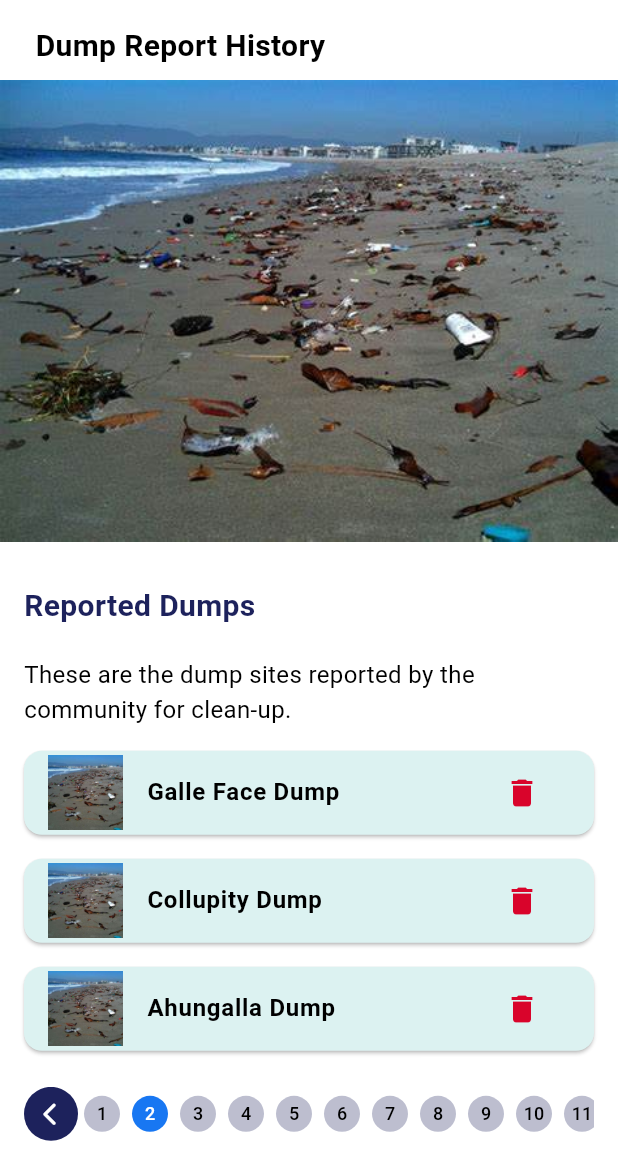
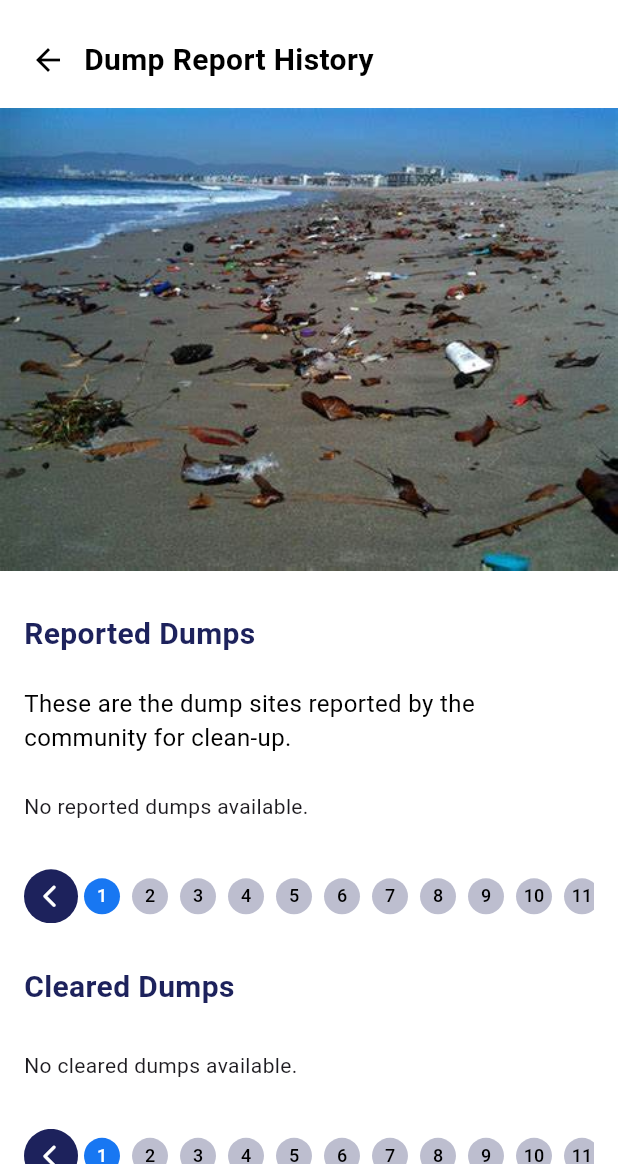
Before and after one commit to SDP-1/ocean_rescue, a Flutter app: the screen it shows after launch, on a phone screen of 412 x 824 dp, the part 72-1236 px from its top. Run offline on Flutter 3.47's test engine with Material 3 defaults, Android fonts, the phone set to English and light mode, and no system bars; our stand-ins replace cloud_firestore, firebase_auth, firebase_core, firebase_storage, flutter_image_compress, flutter_svg and 4 more; accounts and stored records are empty.

Commit message:
retrieved the dump reports

```diff
--- a/lib/main.dart
+++ b/lib/main.dart
@@ -23,7 +23,7 @@ class MyApp extends StatelessWidget {
     return MaterialApp(
       title: 'Ocean Rescue', // Fixed the typo in the app title
       debugShowCheckedModeBanner: false,
-     // home: SignInScreen(),
+      //home: SignInScreen(),
       // home: BottomNavBar(),
       // home: SplashScreen(),
       home : DumpReportHistory(),
--- a/lib/pages/dumpReport/DumpReportHistory.dart
+++ b/lib/pages/dumpReport/DumpReportHistory.dart
@@ -4,21 +4,63 @@ import 'package:flutter/material.dart';
 import 'package:ocean_rescue/theme/colorTheme.dart';
 import '../../widget/feed/TopAppBar .dart';
 import 'package:font_awesome_flutter/font_awesome_flutter.dart';
+import '../../models/reportdump.dart';
+import '../../resources/ReportDumpsFirestoreMethods.dart';
 
-void main() {
-  runApp(MyApp());
+
+class DumpReportHistory extends StatefulWidget {
+  @override
+  _DumpReportHistoryState createState() => _DumpReportHistoryState();
 }
 
-class MyApp extends StatelessWidget {
+class _DumpReportHistoryState extends State<DumpReportHistory> {
+  List<ReportDump> _reportedDumps = [];
+  List<ReportDump> _clearedDumps = [];
+  bool _isLoading = true;
+
   @override
-  Widget build(BuildContext context) {
-    return MaterialApp(
-      home: DumpReportHistory(),
-    );
+  void initState() {
+    super.initState();
+    _fetchDumpReports();
+  }
+
+ Future<void> _fetchDumpReports() async {
+  // Fetch reported and cleared dumps from Firestore
+  try {
+    setState(() {
+      _isLoading = true; // Start loading
+    });
+
+    // Fetch reported and cleared dumps
+    List<ReportDump> reportedDumps = await ReportDumpsFirestoreMethods().fetchReportedDumpReports();
+    List<ReportDump> clearedDumps = await ReportDumpsFirestoreMethods().fetchClearedDumpReports();
+
+  // Debugging: print the fetched dumps
+   print('Fetched reported dumps: ${_reportedDumps.length}');
+    print('Fetched cleared dumps: ${_clearedDumps.length}');
+
+
+    setState(() {
+      _reportedDumps = reportedDumps; // Assign fetched reported dumps
+      _clearedDumps = clearedDumps;   // Assign fetched cleared dumps
+      _isLoading = false;              // Stop loading
+    });
+
+     // Optionally, print the updated state after setState
+    print('Dumps (Reported): $_reportedDumps');
+    print('Dumps (Cleared): $_clearedDumps');
+
+
+  } catch (e) {
+    // Handle the error (e.g., show an error message)
+    print('Error fetching reports: $e');
+    setState(() {
+      _isLoading = false; // Stop loading
+    });
   }
 }
 
-class DumpReportHistory extends StatelessWidget {
+
   @override
   Widget build(BuildContext context) {
     return Scaffold(
@@ -31,14 +73,14 @@ class DumpReportHistory extends StatelessWidget {
             padding: const EdgeInsets.all(8.0),
             child: Row(
               children: [
-                // IconButton(
-                //   icon: Icon(Icons.arrow_back, color: ColorTheme.black),
-                //   onPressed: () {
-                //     Navigator.pop(context);
-                //   },
-                // ),
+                IconButton(
+                  icon: Icon(Icons.arrow_back, color: ColorTheme.black),
+                  onPressed: () {
+                    Navigator.pop(context);
+                  },
+                ),
                 Text(
-                  '\t\t\tDump Report History',
+                  'Dump Report History',
                   style: TextStyle(
                     fontSize: 20,
                     fontWeight: FontWeight.bold,
@@ -49,7 +91,9 @@ class DumpReportHistory extends StatelessWidget {
             ),
           ),
           Expanded(
-            child: SingleChildScrollView(
+            child: _isLoading
+                ? Center(child: CircularProgressIndicator())
+                : SingleChildScrollView(
                     child: Column(
                       children: [
                         Image.asset(
@@ -63,13 +107,12 @@ class DumpReportHistory extends StatelessWidget {
                             crossAxisAlignment: CrossAxisAlignment.start,
                             children: [
                               _buildSectionTitle('Reported Dumps'),
-                        _buildDescriptionText(
-                            'These are the dump sites reported by the community for clean-up.'),
-                        _buildDumpList(isReported: true),
-                        _buildPagination(),
+                              _buildDescriptionText('These are the dump sites reported by the community for clean-up.'),
+                              _buildDumpList(isReported: true), // Update this method to use _reportedDumps
+                              _buildPagination(), // Optionally, you can modify this to support pagination
                               _buildSectionTitle('Cleared Dumps'),
-                        _buildDumpList(isReported: false),
-                        _buildPagination(),
+                              _buildDumpList(isReported: false), // Update this method to use _clearedDumps
+                              _buildPagination(), // Optionally, you can modify this to support pagination
                             ],
                           ),
                         ),
@@ -81,6 +124,9 @@ class DumpReportHistory extends StatelessWidget {
       ),
     );
   }
+
+  // Helper methods like _buildDumpList, _buildSectionTitle, and _buildDescriptionText should be defined below
+
 
   Widget _buildSectionTitle(String title) {
     return Padding(
@@ -110,44 +156,34 @@ class DumpReportHistory extends StatelessWidget {
   }
 
 Widget _buildDumpList({required bool isReported}) {
-  // Sample list data
-  final List<String> dumpNames = [
-    'Galle Face Dump',
-    'Collupity Dump',
-    'Ahungalla Dump',
-  ];
+  List<ReportDump> dumps = isReported ? _reportedDumps : _clearedDumps;
 
-  return Column(
-    children: dumpNames.map((dumpName) {
-      return Card(
-        color: ColorTheme.liteGreen1,
-        margin: EdgeInsets.symmetric(vertical: 8),
-        child: ListTile(
-          leading: Image.asset(
-            'assets/dump/dump1.jpeg', // Replace with your image path
-            width: 50,
-            height: 50,
-            fit: BoxFit.cover,
-          ),
-          title: Text(
-            dumpName,
-            style: TextStyle(
-              fontWeight: FontWeight.bold, color: ColorTheme.black,
-            ),
-          ),
-          // Always show the delete icon regardless of isReported
-          trailing: IconButton(
-            icon: Icon(Icons.delete, color: ColorTheme.red),
-            onPressed: () {
-              // Add delete logic here
-            },
-          ),
-        ),
-      );
-    }).toList(),
+ print('Dumps (${isReported ? "Reported" : "Cleared"}): ${dumps.map((dump) => dump.title).toList()}');
+
+  if (dumps.isEmpty) {
+    return Padding(
+      padding: const EdgeInsets.symmetric(vertical: 16.0),
+      child: Text('No ${isReported ? "reported" : "cleared"} dumps available.'),
     );
   }
 
+  return ListView.builder(
+    physics: NeverScrollableScrollPhysics(), // Prevent scrolling inside the ListView
+    shrinkWrap: true, // Allow ListView to take the height of its children
+    itemCount: dumps.length,
+    itemBuilder: (context, index) {
+      final report = dumps[index];
+      return Card(
+        margin: EdgeInsets.symmetric(vertical: 8.0),
+        child: ListTile(
+          title: Text(report.title),
+          subtitle: Text(report.description),
+          trailing: Image.network(report.imageUrl, width: 50, height: 50),
+        ),
+      );
+    },
+  );
+}
 
 Widget _buildPagination() {
   return Padding(
@@ -180,14 +216,14 @@ Widget _buildPagination() {
                 padding: const EdgeInsets.symmetric(horizontal: 4.0),
                 child: CircleAvatar(
                   radius: 12, // Reduced radius for a smaller circle
-                  backgroundColor: index == 1
+                  backgroundColor: index == 0 // Change to check for the first index
                       ? ColorTheme.liteBlue1
                       : ColorTheme.litegray,
                   child: Text(
-                    '${index + 1}',
+                    '${index + 1}', // This will correctly show page numbers starting from 1
                     style: TextStyle(
                       fontSize: 12, // Adjust font size for smaller text
-                      color: index == 1 ? ColorTheme.white : ColorTheme.black,
+                      color: index == 0 ? ColorTheme.white : ColorTheme.black,
                     ),
                   ),
                 ),
@@ -217,4 +253,5 @@ Widget _buildPagination() {
 }
 
 
+
 }
--- a/lib/pages/dumpReport/dump_report_screen.dart
+++ b/lib/pages/dumpReport/dump_report_screen.dart
@@ -69,6 +69,7 @@ Future<void> _submitReportDump(BuildContext context) async {
     eventLocation: _eventLocation,
     urgencyLevel: _selectedUrgency!,
     imageFile: _image!, // Pass the image file directly
+    isReported: true, // Set this according to your logic (true or false)
   );
 
       Navigator.push(
--- a/lib/resources/ReportDumpsFirestoreMethods.dart
+++ b/lib/resources/ReportDumpsFirestoreMethods.dart
@@ -25,13 +25,12 @@ class ReportDumpsFirestoreMethods {
     return await snapshot.ref.getDownloadURL();
   }
 
-
  Future<void> saveReportDump({
   required String title,
   required String description,
   required String eventLocation,
   required String urgencyLevel,
-  required File imageFile,
+  required File imageFile, required bool isReported,
 }) async {
   try {
     // Generate a unique ID for the dump report
@@ -40,7 +39,7 @@ Future<void> saveReportDump({
     // Upload the image to Firebase Storage and get the download URL
     String imageUrl = await uploadImageToStorage(id, imageFile);
 
-    //get current user id
+    // Get current user id
     String uid = getCurrentUserId();
 
     // Create a map from the provided parameters
@@ -53,13 +52,11 @@ Future<void> saveReportDump({
       'urgencyLevel': urgencyLevel,
       'imageUrl': imageUrl,
       'timestamp': FieldValue.serverTimestamp(), // Use Firestore's server timestamp
+      'isReported': true, // Set to true when initially saving
     };
 
     // Save the report to Firestore
-    await _firestore
-        .collection('report_dumps')
-        .doc(id)
-        .set(data);
+    await _firestore.collection('report_dumps').doc(id).set(data);
   } catch (e) {
     print('Failed to save dump report: $e');
   }
@@ -67,13 +64,42 @@ Future<void> saveReportDump({
 
 
   // Method to fetch all dump reports
-  Future<List<ReportDump>> fetchAllDumpReports() async {
+Future<List<ReportDump>> fetchReportedDumpReports() async {
   try {
-      QuerySnapshot querySnapshot = await _firestore.collection('report_dumps').get();
-      return querySnapshot.docs.map((doc) => ReportDump.fromJson(doc.data() as Map<String, dynamic>)).toList();
+    QuerySnapshot querySnapshot = await _firestore
+        .collection('report_dumps')
+        .where('isReported', isEqualTo: true) // Fetch only reported dumps
+        .limit(15)
+        .get();
+
+    print('Reported dump reports count: ${querySnapshot.docs.length}'); // Debugging info
+
+    return querySnapshot.docs
+        .map((doc) => ReportDump.fromJson(doc.data() as Map<String, dynamic>))
+        .toList();
   } catch (e) {
-      print('Failed to fetch dump reports: $e');
+    print('Failed to fetch reported dump reports: $e');
     return [];
   }
 }
+
+
+Future<List<ReportDump>> fetchClearedDumpReports() async {
+  try {
+    QuerySnapshot querySnapshot = await _firestore
+        .collection('report_dumps')
+        .where('isReported', isEqualTo: false) // Fetch only cleared dumps
+        .get();
+
+    print('Cleared dump reports count: ${querySnapshot.docs.length}'); // Debugging info
+
+    return querySnapshot.docs
+        .map((doc) => ReportDump.fromJson(doc.data() as Map<String, dynamic>))
+        .toList();
+  } catch (e) {
+    print('Failed to fetch cleared dump reports: $e');
+    return [];
   }
+}
+
+}
```
Also changed, not shown: lib/models/reportdump.dart (+26 -8 lines). Lines whose indentation alone changed are shown as unchanged.
